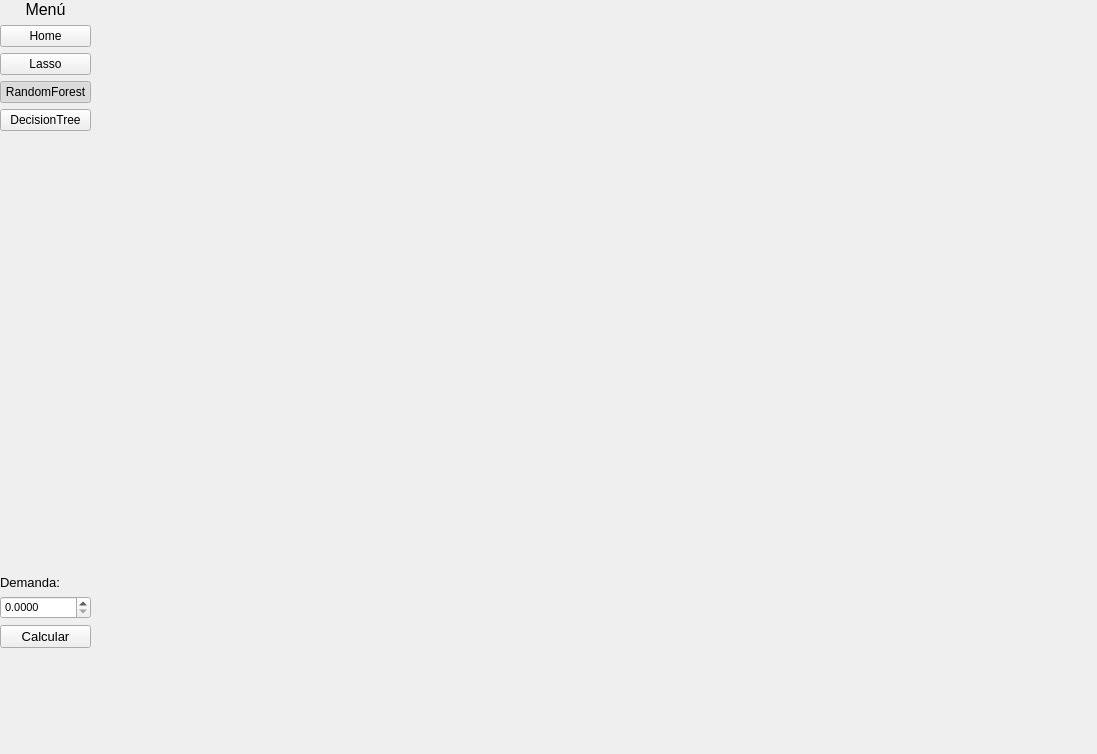
Before: the Qt Designer form faseII_BlackHats/home.ui in Liixxn/Fase-II, drawn with Qt 5.
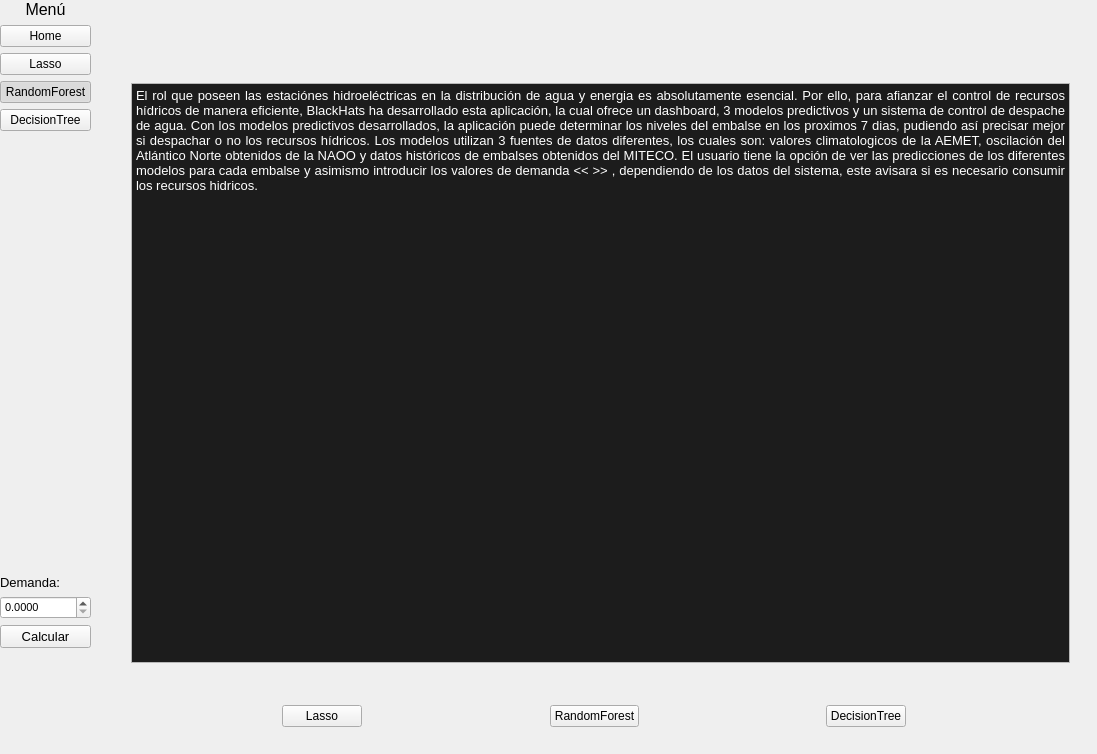
After: the same form once the commit is applied. The open tabs and pages were chosen to show the change. Icons and pictures are not drawn.

Commit message: Inlcuido home

Patch:
```diff
--- a/faseII_BlackHats/home.ui
+++ b/faseII_BlackHats/home.ui
@@ -228,7 +228,265 @@
        <number>3</number>
       </property>
       <widget class="QWidget" name="pageHome">
-       <layout class="QGridLayout" name="gridLayout_2"/>
+       <layout class="QGridLayout" name="gridLayout_2">
+        <item row="2" column="0">
+         <widget class="QWidget" name="divBotones" native="true">
+          <property name="maximumSize">
+           <size>
+            <width>16777215</width>
+            <height>100</height>
+           </size>
+          </property>
+          <layout class="QHBoxLayout" name="horizontalLayout_13">
+           <item>
+            <layout class="QHBoxLayout" name="horizontalLayout_8">
+             <item>
+              <spacer name="horizontalSpacer">
+               <property name="orientation">
+                <enum>Qt::Horizontal</enum>
+               </property>
+               <property name="sizeHint" stdset="0">
+                <size>
+                 <width>40</width>
+                 <height>20</height>
+                </size>
+               </property>
+              </spacer>
+             </item>
+             <item>
+              <widget class="QWidget" name="widget_4" native="true">
+               <layout class="QGridLayout" name="gridLayout_15">
+                <item row="0" column="0">
+                 <widget class="QPushButton" name="btnLassoHome">
+                  <property name="text">
+                   <string>Lasso</string>
+                  </property>
+                  <property name="checkable">
+                   <bool>true</bool>
+                  </property>
+                  <property name="autoExclusive">
+                   <bool>true</bool>
+                  </property>
+                 </widget>
+                </item>
+               </layout>
+              </widget>
+             </item>
+             <item>
+              <spacer name="horizontalSpacer_2">
+               <property name="orientation">
+                <enum>Qt::Horizontal</enum>
+               </property>
+               <property name="sizeHint" stdset="0">
+                <size>
+                 <width>40</width>
+                 <height>20</height>
+                </size>
+               </property>
+              </spacer>
+             </item>
+             <item>
+              <widget class="QWidget" name="widget_8" native="true">
+               <layout class="QGridLayout" name="gridLayout_16">
+                <item row="0" column="0">
+                 <widget class="QPushButton" name="btnRandomForestHome">
+                  <property name="text">
+                   <string>RandomForest</string>
+                  </property>
+                  <property name="checkable">
+                   <bool>true</bool>
+                  </property>
+                  <property name="autoExclusive">
+                   <bool>true</bool>
+                  </property>
+                 </widget>
+                </item>
+               </layout>
+              </widget>
+             </item>
+             <item>
+              <spacer name="horizontalSpacer_5">
+               <property name="orientation">
+                <enum>Qt::Horizontal</enum>
+               </property>
+               <property name="sizeHint" stdset="0">
+                <size>
+                 <width>40</width>
+                 <height>20</height>
+                </size>
+               </property>
+              </spacer>
+             </item>
+             <item>
+              <widget class="QWidget" name="widget_9" native="true">
+               <layout class="QGridLayout" name="gridLayout_17">
+                <item row="0" column="0">
+                 <widget class="QPushButton" name="btnDecisionTreeHome">
+                  <property name="text">
+                   <string>DecisionTree</string>
+                  </property>
+                  <property name="checkable">
+                   <bool>true</bool>
+                  </property>
+                  <property name="autoExclusive">
+                   <bool>true</bool>
+                  </property>
+                 </widget>
+                </item>
+               </layout>
+              </widget>
+             </item>
+             <item>
+              <spacer name="horizontalSpacer_6">
+               <property name="orientation">
+                <enum>Qt::Horizontal</enum>
+               </property>
+               <property name="sizeHint" stdset="0">
+                <size>
+                 <width>40</width>
+                 <height>20</height>
+                </size>
+               </property>
+              </spacer>
+             </item>
+            </layout>
+           </item>
+          </layout>
+         </widget>
+        </item>
+        <item row="0" column="0">
+         <widget class="QWidget" name="divLogo" native="true">
+          <property name="maximumSize">
+           <size>
+            <width>16777215</width>
+            <height>200</height>
+           </size>
+          </property>
+          <layout class="QGridLayout" name="gridLayout_7">
+           <item row="0" column="0">
+            <widget class="QWidget" name="widget_2" native="true">
+             <property name="maximumSize">
+              <size>
+               <width>100</width>
+               <height>16777215</height>
+              </size>
+             </property>
+            </widget>
+           </item>
+           <item row="0" column="1">
+            <widget class="QWidget" name="widget_10" native="true">
+             <layout class="QGridLayout" name="gridLayout_14">
+              <item row="0" column="0">
+               <widget class="QLabel" name="label">
+                <property name="maximumSize">
+                 <size>
+                  <width>350</width>
+                  <height>16777215</height>
+                 </size>
+                </property>
+                <property name="text">
+                 <string/>
+                </property>
+                <property name="pixmap">
+                 <pixmap resource="resource.qrc">:/newPrefix/imgs/BlackHats-HPE.png</pixmap>
+                </property>
+                <property name="scaledContents">
+                 <bool>true</bool>
+                </property>
+               </widget>
+              </item>
+             </layout>
+            </widget>
+           </item>
+           <item row="0" column="2">
+            <widget class="QWidget" name="widget_11" native="true">
+             <property name="maximumSize">
+              <size>
+               <width>100</width>
+               <height>16777215</height>
+              </size>
+             </property>
+            </widget>
+           </item>
+          </layout>
+         </widget>
+        </item>
+        <item row="1" column="0">
+         <widget class="QWidget" name="divInformacion" native="true">
+          <property name="maximumSize">
+           <size>
+            <width>16777215</width>
+            <height>1111111</height>
+           </size>
+          </property>
+          <layout class="QGridLayout" name="gridLayout_18">
+           <item row="0" column="0">
+            <widget class="QWidget" name="widget_19" native="true">
+             <property name="minimumSize">
+              <size>
+               <width>0</width>
+               <height>100</height>
+              </size>
+             </property>
+             <property name="maximumSize">
+              <size>
+               <width>280</width>
+               <height>16777215</height>
+              </size>
+             </property>
+             <layout class="QVBoxLayout" name="verticalLayout_18">
+              <property name="leftMargin">
+               <number>0</number>
+              </property>
+              <property name="topMargin">
+               <number>0</number>
+              </property>
+              <property name="rightMargin">
+               <number>0</number>
+              </property>
+              <property name="bottomMargin">
+               <number>0</number>
+              </property>
+              <item>
+               <widget class="QLabel" name="label_11">
+                <property name="text">
+                 <string/>
+                </property>
+                <property name="pixmap">
+                 <pixmap resource="resource.qrc">:/newPrefix/imgs/presa2.jpg</pixmap>
+                </property>
+                <property name="scaledContents">
+                 <bool>true</bool>
+                </property>
+                <property name="alignment">
+                 <set>Qt::AlignCenter</set>
+                </property>
+               </widget>
+              </item>
+             </layout>
+            </widget>
+           </item>
+           <item row="0" column="1">
+            <widget class="QWidget" name="widget_21" native="true">
+             <layout class="QGridLayout" name="gridLayout_19">
+              <item row="0" column="0">
+               <widget class="QTextBrowser" name="textBrowser">
+                <property name="html">
+                 <string>&lt;!DOCTYPE HTML PUBLIC &quot;-//W3C//DTD HTML 4.0//EN&quot; &quot;http://www.w3.org/TR/REC-html40/strict.dtd&quot;&gt;
+&lt;html&gt;&lt;head&gt;&lt;meta name=&quot;qrichtext&quot; content=&quot;1&quot; /&gt;&lt;style type=&quot;text/css&quot;&gt;
+p, li { white-space: pre-wrap; }
+&lt;/style&gt;&lt;/head&gt;&lt;body style=&quot; font-family:'MS Shell Dlg 2'; font-size:7.8pt; font-weight:400; font-style:normal;&quot; bgcolor=&quot;#1c1c1c&quot;&gt;
+&lt;p align=&quot;justify&quot; style=&quot; margin-top:0px; margin-bottom:0px; margin-left:0px; margin-right:0px; -qt-block-indent:0; text-indent:0px;&quot;&gt;&lt;span style=&quot; font-family:'Consolas,Andale Mono WT,Andale Mono,Lucida Console,Lucida Sans Typewriter,DejaVu Sans Mono,Bitstream Vera Sans Mono,Liberation Mono,Nimbus Mono L,Monaco,Courier New,Courier,monospace'; font-size:10pt; color:#ffffff; background-color:#1c1c1c;&quot;&gt;El rol que poseen las estaciónes hidroeléctricas en la distribución de agua y energia es absolutamente esencial. Por ello, para afianzar el control de recursos hídricos de manera eficiente, BlackHats ha desarrollado esta aplicación, la cual ofrece un dashboard, 3 modelos predictivos y un sistema de control de despache de agua. Con los modelos predictivos desarrollados, la aplicación puede determinar los niveles del embalse en los proximos 7 dias, pudiendo así precisar mejor si despachar o no los recursos hídricos. Los modelos utilizan 3 fuentes de datos diferentes, los cuales son: valores climatologicos de la AEMET, oscilación del Atlántico Norte obtenidos de la NAOO y datos históricos de embalses obtenidos del MITECO. El usuario tiene la opción de ver las predicciones de los diferentes modelos para cada embalse y asimismo introducir los valores de demanda &amp;lt;&amp;lt; &amp;gt;&amp;gt; , dependiendo de los datos del sistema, este avisara si es necesario consumir los recursos hidricos.&lt;/span&gt;&lt;span style=&quot; font-size:10pt;&quot;&gt;&lt;br /&gt;&lt;/span&gt;&lt;/p&gt;&lt;/body&gt;&lt;/html&gt;</string>
+                </property>
+               </widget>
+              </item>
+             </layout>
+            </widget>
+           </item>
+          </layout>
+         </widget>
+        </item>
+       </layout>
       </widget>
       <widget class="QWidget" name="pageRandomForest">
        <property name="styleSheet">
```
Left out of the diff: 709 changed lines with no effect on the pictures. The commit also changes 14 other files.
